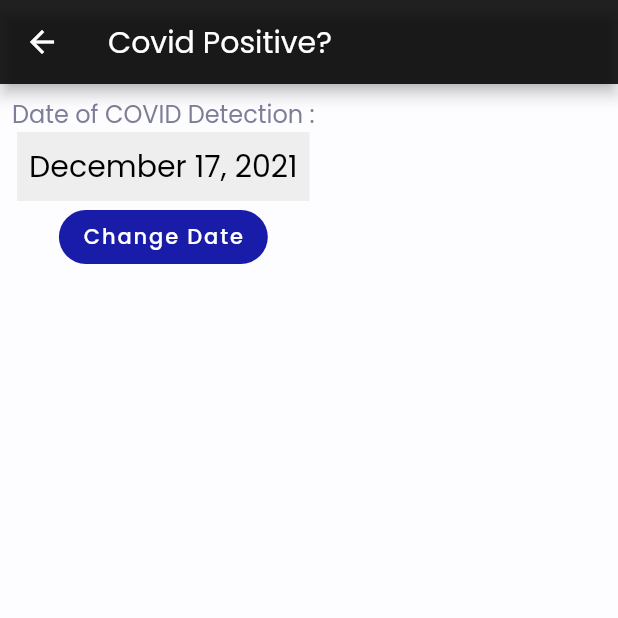
After one commit to anjuchamantha/COVID19-Bubble-Detector, a Flutter app: the DetectCovidPage screen opened by its route, after a tap on "Change Date", on a phone screen of 412 x 824 dp, the top half of it. The commit adds this screen. Run offline on Flutter 3.47's test engine with Material 2 defaults, Android fonts, the phone set to English and light mode, and no system bars; our stand-ins replace cloud_firestore, firebase_auth, firebase_core, firebase_messaging, flutter_bluetooth_serial, flutter_datetime_picker and 4 more; missing offline and left inert: flutter_beacon; accounts and stored records are empty; statements that could not run were skipped.

Commit message:
Covid detect details page

```diff
--- a/bubble_detector/lib/bindings/app_binding.dart
+++ b/bubble_detector/lib/bindings/app_binding.dart
@@ -2,6 +2,7 @@ import 'package:bubble_detector/controllers/bluetooth_controllers/beacon_control
 import 'package:bubble_detector/controllers/bluetooth_controllers/main_bluetooth_controller.dart';
 import 'package:bubble_detector/controllers/bluetooth_controllers/requirement_state_controller.dart';
 import 'package:bubble_detector/controllers/database_controllers/bluetooth_db_controller.dart';
+import 'package:bubble_detector/controllers/database_controllers/covid_controller.dart';
 import 'package:bubble_detector/controllers/database_controllers/pushNotificationController.dart';
 import 'package:bubble_detector/controllers/database_controllers/user_controller.dart';
 import 'package:get/get.dart';
@@ -19,6 +20,7 @@ class AppBinding extends Bindings {
     Get.lazyPut(() => UserController());
     Get.put(() => BeaconController());
     Get.put(FCMController());
+    Get.put(CovidController());
     // Get.lazyPut<FCMController>(() => FCMController());
     print("app binding");
   }
--- /dev/null
+++ b/bubble_detector/lib/controllers/database_controllers/covid_controller.dart
@@ -0,0 +1,16 @@
+import 'package:get/get.dart';
+
+class CovidController extends GetxController {
+  Rx<DateTime> dateSelected = DateTime.now().obs;
+
+  updateDateSelected(DateTime dateTime) {
+    print("GET : ${dateTime.toString()}");
+    dateSelected.value = dateTime;
+    dateSelected.refresh();
+    // dateSelected.update((d) {
+    //   d = dateTime;
+    //   update();
+    // });
+    print("COVID DATE: ${dateSelected.toString()}");
+  }
+}
--- a/bubble_detector/lib/main.dart
+++ b/bubble_detector/lib/main.dart
@@ -1,5 +1,6 @@
 import 'package:bubble_detector/views/pages/Beacon/beacon_functions_page.dart';
 import 'package:bubble_detector/views/pages/Beacon/beacon_page.dart';
+import 'package:bubble_detector/views/pages/Covid/detect_covid_page.dart';
 import 'package:bubble_detector/views/pages/Other/covid_test.dart';
 import 'package:bubble_detector/views/pages/Other/health_tips.dart';
 import 'package:firebase_core/firebase_core.dart';
@@ -79,6 +80,10 @@ void main() async {
           name: AppRoutes.BEACON_FN_PAGE,
           page: () => BeaconFunctionsPage(),
         ),
+        GetPage(
+          name: AppRoutes.DETECT_COVID_PAGE,
+          page: () => DetectCovidPage(),
+        ),
       ],
     ),
   );
--- a/bubble_detector/lib/util/routes.dart
+++ b/bubble_detector/lib/util/routes.dart
@@ -11,4 +11,5 @@ class AppRoutes {
   static const String COVID_TEST = '/covid_test';
   static const String BEACON = '/beacon';
   static const String BEACON_FN_PAGE = '/beacon_fn_page';
+  static const String DETECT_COVID_PAGE = '/detect_covid_page';
 }
--- /dev/null
+++ b/bubble_detector/lib/views/pages/Covid/detect_covid_page.dart
@@ -0,0 +1,112 @@
+import 'package:bubble_detector/controllers/database_controllers/covid_controller.dart';
+import 'package:flutter/material.dart';
+import 'package:flutter_datetime_picker/flutter_datetime_picker.dart';
+import 'package:get/get.dart';
+import 'package:intl/intl.dart';
+
+class DetectCovidPage extends StatelessWidget {
+  const DetectCovidPage({Key? key}) : super(key: key);
+
+  @override
+  Widget build(BuildContext context) {
+    CovidController covidController = Get.find();
+    return Scaffold(
+      appBar: AppBar(
+        brightness: Brightness.dark,
+        title: Text(
+          "Covid Positive?",
+          style: TextStyle(fontWeight: FontWeight.normal),
+        ),
+        backgroundColor: Colors.black87,
+      ),
+      body: Padding(
+        padding: const EdgeInsets.all(8.0),
+        child: Column(
+          children: [
+            Column(
+              children: [
+                Obx(() {
+                  var now = covidController.dateSelected.value;
+                  String formattedDate = DateFormat.yMMMMd('en_US').format(now);
+                  return Column(
+                    children: [
+                      Text(
+                        "Date of COVID Detection :",
+                        style: TextStyle(fontSize: 16),
+                      ),
+                      Container(
+                        padding: EdgeInsets.all(8),
+                        color: Colors.grey[200],
+                        child: Text(
+                          "$formattedDate",
+                          style: TextStyle(color: Colors.black, fontSize: 20),
+                        ),
+                      ),
+                    ],
+                  );
+                }),
+                ElevatedButton(
+                  onPressed: () {
+                    showAlertDialog(context, covidController);
+                  },
+                  child: Text("Change Date"),
+                ),
+              ],
+            )
+          ],
+        ),
+      ),
+    );
+  }
+
+  showAlertDialog(BuildContext context, CovidController covidController) {
+    final monthAgo = new DateTime.now().subtract(new Duration(days: 30));
+    // set up the button
+
+    DatePicker.showDatePicker(
+      context,
+      showTitleActions: true,
+      minTime: monthAgo,
+      maxTime: DateTime.now(),
+      theme: DatePickerTheme(
+          headerColor: Colors.orange,
+          backgroundColor: Colors.blue,
+          itemStyle: TextStyle(
+              color: Colors.white, fontWeight: FontWeight.bold, fontSize: 18),
+          doneStyle: TextStyle(color: Colors.white, fontSize: 16)),
+      onChanged: (date) {
+        covidController.updateDateSelected(date);
+        print('change $date in time zone ' +
+            date.timeZoneOffset.inHours.toString());
+      },
+      onConfirm: (date) {
+        covidController.updateDateSelected(date);
+        print('confirm $date');
+      },
+      currentTime: DateTime.now(),
+      locale: LocaleType.en,
+    );
+
+    // set up the AlertDialog
+    // AlertDialog alert = AlertDialog(
+    //   title: Text("Covid Positive?"),
+    //   content: Text("Please mention the date of COVID-19 detection."),
+    //   actions: [
+    //     Obx(() {
+    //       var now = covidController.dateSelected.value;
+    //       String formattedDate = DateFormat('yyyy-MM-dd').format(now);
+    //       return Text(formattedDate);
+    //     }),
+    //     okButton,
+    //   ],
+    // );
+
+    // show the dialog
+    // showDialog(
+    //   context: context,
+    //   builder: (BuildContext context) {
+    //     return alert;
+    //   },
+    // );
+  }
+}
--- a/bubble_detector/pubspec.yaml
+++ b/bubble_detector/pubspec.yaml
@@ -37,6 +37,7 @@ dependencies:
   uuid: ^3.0.5
   firebase_messaging: ^11.2.4
   flutter_datetime_picker: ^1.5.1
+  timeago: ^3.1.0
   # flutter_beautiful_popup: ^1.5.0
   # flutter_secure_storage: ^5.0.2
 
```
Also changed, not shown: bubble_detector/lib/views/pages/Beacon/beacon_functions_page.dart (+3 -74 lines), bubble_detector/pubspec.lock.
